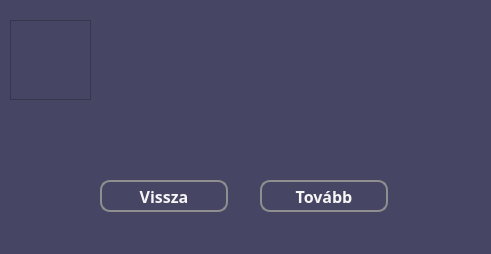
The window that src/main/resources/ui/yellow/yellowGameModeInfo.ui (pkristof1999/Szakdolgozat) describes before a commit, drawn with Qt 5.
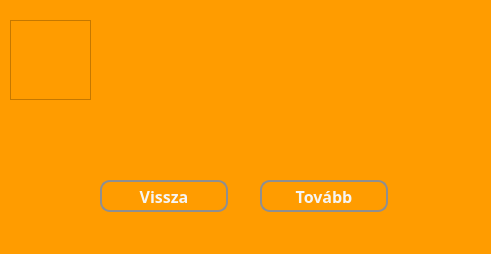
The same window after the commit.

What changed in the file:
```diff
--- a/src/main/resources/ui/yellow/yellowGameModeInfo.ui
+++ b/src/main/resources/ui/yellow/yellowGameModeInfo.ui
@@ -15,7 +15,7 @@
   </property>
   <property name="styleSheet">
    <string notr="true">* {
-	background-color: rgb(70, 70, 100);
+	background-color:#FF9C00;
 	font-size: 16pt;
 	color: grey;
 }</string>
@@ -32,7 +32,7 @@
     </property>
     <property name="styleSheet">
      <string notr="true">* {
-	background-color: rgb(70, 70, 100);
+	background-color: #FF9C00;
     font-size: 16px;
     font-weight: bold;
 }</string>
@@ -55,7 +55,7 @@
      </property>
      <property name="styleSheet">
       <string notr="true">* {
-	background-color: rgb(70, 70, 100);
+	background-color: #FF9C00;;
 	border: 2px solid #8f8f91;
 	border-radius: 10px;
 	color: whitesmoke;
@@ -88,7 +88,7 @@
      </property>
      <property name="styleSheet">
       <string notr="true">* {
-	background-color: rgb(70, 70, 100);
+	background-color: #FF9C00;;
 	border: 2px solid #8f8f91;
 	border-radius: 10px;
 	color: whitesmoke;
```
Left out of the diff: 8 changed lines with no effect on the pictures.
